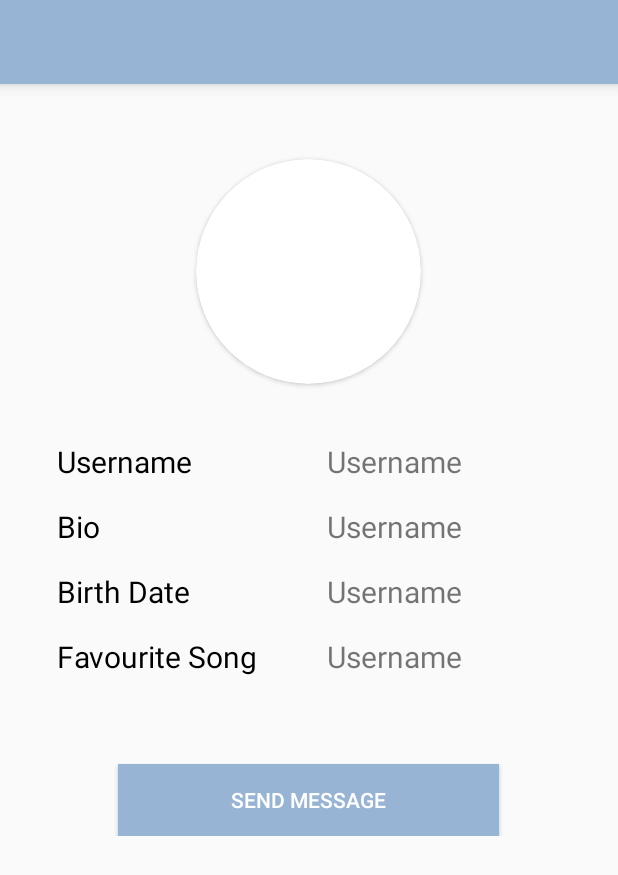
After one commit to MADStudentUtar/MADAssignment, an Android app: the layout activity_profile.xml on its own in the app's theme, with its tools: preview values and no code run, on a phone screen of 412 x 824 dp. The commit adds this screen. Shown: the top 875 px of the screen. Run offline under Robolectric (Android 15) with nearby library versions, the phone set to English and light mode, and no system bars.

Commit message:
Friend & friend profile

```diff
--- a/app/src/main/AndroidManifest.xml
+++ b/app/src/main/AndroidManifest.xml
@@ -12,7 +12,10 @@
         android:roundIcon="@mipmap/ic_launcher_round"
         android:supportsRtl="true"
         android:theme="@style/AppTheme">
-        <activity android:name=".NewFriend"/>
+        <activity android:name=".SearchFriend" />
+        <activity
+            android:name=".Profile"
+            android:parentActivityName=".Friend" />
         <activity android:name=".Chat" />
         <activity android:name=".Friend" />
         <activity android:name=".SongList" />
--- /dev/null
+++ b/app/src/main/res/layout/activity_profile.xml
@@ -0,0 +1,171 @@
+<?xml version="1.0" encoding="utf-8"?>
+<LinearLayout xmlns:android="http://schemas.android.com/apk/res/android"
+    xmlns:app="http://schemas.android.com/apk/res-auto"
+    xmlns:tools="http://schemas.android.com/tools"
+    android:layout_width="match_parent"
+    android:layout_height="match_parent"
+    android:orientation="vertical">
+
+    <androidx.appcompat.widget.Toolbar
+        android:id="@+id/profileToolbar"
+        android:layout_width="match_parent"
+        android:layout_height="wrap_content"
+        android:background="@color/colorTheme"
+        android:elevation="6dp"
+        android:theme="@style/ThemeOverlay.AppCompat.Dark.ActionBar"
+        app:backgroundTint="@color/colorTheme"
+        app:itemIconTint="@drawable/selector"
+        app:itemTextColor="@drawable/selector" />
+
+    <LinearLayout
+        android:layout_width="match_parent"
+        android:layout_height="wrap_content"
+        android:orientation="vertical"
+        android:gravity="center"
+        tools:context=".ShowProfile">
+
+
+    <androidx.cardview.widget.CardView
+        android:layout_width="150dp"
+        android:layout_height="150dp"
+        app:cardPreventCornerOverlap="false"
+        app:cardCornerRadius="75dp"
+        android:layout_marginBottom="30dp"
+        android:layout_marginTop="50dp">
+
+        <ImageView
+            android:id="@+id/profileImageView"
+            android:layout_width="match_parent"
+            android:layout_height="match_parent"
+            android:scaleType="fitCenter" />
+    </androidx.cardview.widget.CardView>
+
+    <LinearLayout
+            android:layout_width="match_parent"
+            android:layout_height="wrap_content"
+            android:orientation="horizontal"
+            android:layout_gravity="center">
+
+            <TextView
+                android:layout_width="150dp"
+                android:layout_height="wrap_content"
+                android:text="Username"
+                android:textColor="@android:color/black"
+                android:layout_marginLeft="30dp"
+                android:textSize="20sp"
+                android:padding="8dp"
+                android:textAlignment="viewStart"
+                android:gravity="start" />
+
+            <TextView
+                android:layout_width="wrap_content"
+                android:layout_height="wrap_content"
+                android:text="Username"
+                android:layout_marginLeft="30dp"
+                android:textSize="20sp"
+                android:padding="8dp"
+                android:textAlignment="viewStart"
+                android:gravity="start"
+                android:id="@+id/NameTV"/>
+        </LinearLayout>
+
+        <LinearLayout
+            android:layout_width="match_parent"
+            android:layout_height="wrap_content"
+            android:orientation="horizontal"
+            android:layout_gravity="center">
+
+            <TextView
+                android:layout_width="150dp"
+                android:layout_height="wrap_content"
+                android:text="Bio"
+                android:textColor="@android:color/black"
+                android:layout_marginLeft="30dp"
+                android:textSize="20sp"
+                android:padding="8dp"
+                android:textAlignment="viewStart"
+                android:gravity="start" />
+
+            <TextView
+                android:id="@+id/BioTV"
+                android:layout_width="wrap_content"
+                android:layout_height="wrap_content"
+                android:layout_marginLeft="30dp"
+                android:gravity="start"
+                android:padding="8dp"
+                android:text="Username"
+                android:textAlignment="viewStart"
+                android:textSize="20sp" />
+        </LinearLayout>
+
+        <LinearLayout
+            android:layout_width="match_parent"
+            android:layout_height="wrap_content"
+            android:orientation="horizontal"
+            android:layout_gravity="center">
+
+            <TextView
+                android:layout_width="150dp"
+                android:layout_height="wrap_content"
+                android:text="Birth Date"
+                android:textColor="@android:color/black"
+                android:layout_marginLeft="30dp"
+                android:textSize="20sp"
+                android:padding="8dp"
+                android:textAlignment="viewStart"
+                android:gravity="start" />
+
+            <TextView
+                android:layout_width="wrap_content"
+                android:layout_height="wrap_content"
+                android:text="Username"
+                android:layout_marginLeft="30dp"
+                android:textSize="20sp"
+                android:padding="8dp"
+                android:textAlignment="viewStart"
+                android:gravity="start"
+                android:id="@+id/BirthTV"/>
+        </LinearLayout>
+
+        <LinearLayout
+            android:layout_width="match_parent"
+            android:layout_height="wrap_content"
+            android:orientation="horizontal"
+            android:layout_gravity="center">
+
+            <TextView
+                android:layout_width="150dp"
+                android:layout_height="wrap_content"
+                android:text="Favourite Song"
+                android:textColor="@android:color/black"
+                android:layout_marginLeft="30dp"
+                android:textSize="20sp"
+                android:padding="8dp"
+                android:textAlignment="viewStart"
+                android:gravity="start" />
+
+            <TextView
+                android:layout_width="wrap_content"
+                android:layout_height="wrap_content"
+                android:text="Username"
+                android:layout_marginLeft="30dp"
+                android:textSize="20sp"
+                android:padding="8dp"
+                android:textAlignment="viewStart"
+                android:gravity="start"
+                android:id="@+id/FavTV"/>
+        </LinearLayout>
+
+        <Button
+            android:id="@+id/chatBtn"
+            android:layout_width="254dp"
+            android:layout_height="wrap_content"
+            android:layout_gravity="center_horizontal"
+            android:layout_marginTop="50dp"
+            android:background="@color/colorTheme"
+            android:text="Send Message"
+            android:textColor="@color/white" />
+
+    </LinearLayout>
+
+</LinearLayout>
--- a/app/src/main/res/layout/item_search_friend.xml
+++ b/app/src/main/res/layout/item_search_friend.xml
@@ -34,7 +34,7 @@
         app:layout_constraintTop_toTopOf="@+id/friendImageView" />
 
     <TextView
-        android:id="@+id/bioTV"
+        android:id="@+id/friendBioTV"
         android:layout_width="0dp"
         android:layout_height="wrap_content"
         android:layout_marginStart="8dp"
```
Also changed, not shown: app/src/main/java/utar/edu/mad/Friend.java (+82 -82 lines), app/src/main/java/utar/edu/mad/FriendAdapter.java (added, +67 -0 lines), app/src/main/java/utar/edu/mad/Profile.java (added, +63 -0 lines), app/src/main/java/utar/edu/mad/SearchFriend.java (added, +110 -0 lines), app/src/main/res/layout/activity_friend.xml (+27 -30 lines), app/src/main/res/layout/activity_search_friend.xml (added, +63 -0 lines), app/src/main/res/layout/item_contact.xml (+16 -7 lines), app/src/main/res/menu/menu_friend.xml (+1 -16 lines).
